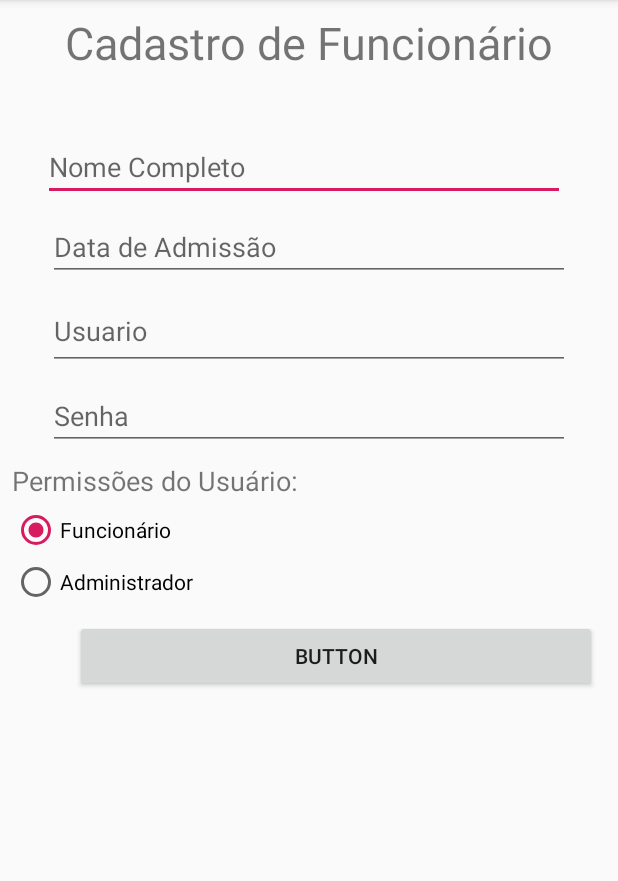
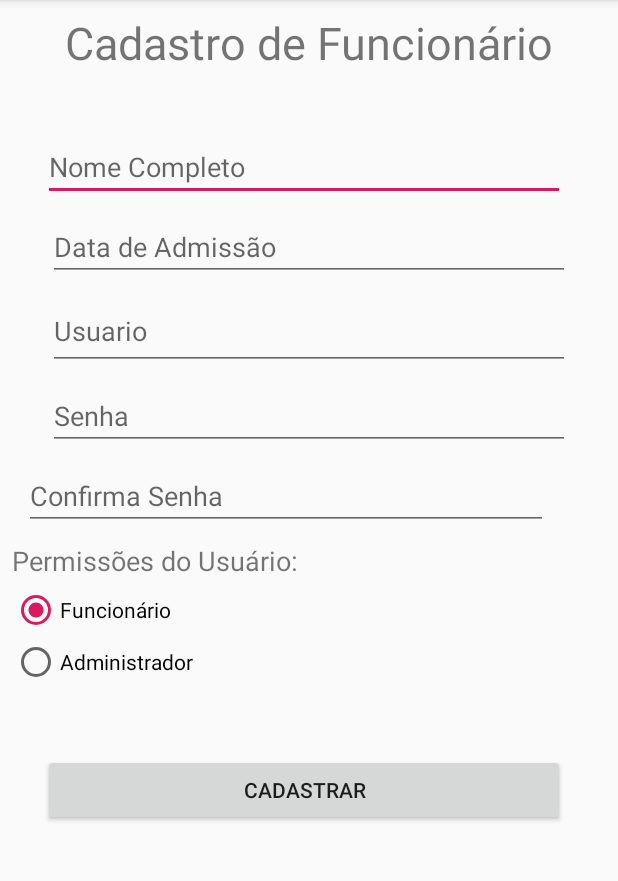
Before and after one commit to mtsrp/tccproject, an Android app: the Cadastrar screen opened directly, with no data from a screen before it, on a phone screen of 412 x 824 dp, the part 84-965 px from its top. Run offline under Robolectric (Android 15) with nearby library versions, the phone set to English and light mode, and no system bars.

Commit message:
alteração no cadastro.java

```diff
--- a/Gerenc_fazenda/app/src/main/java/com/software/engenharia/gerenc_fazenda/Cadastrar.java
+++ b/Gerenc_fazenda/app/src/main/java/com/software/engenharia/gerenc_fazenda/Cadastrar.java
@@ -2,13 +2,36 @@ package com.software.engenharia.gerenc_fazenda;
 
 import android.support.v7.app.AppCompatActivity;
 import android.os.Bundle;
+import android.view.View;
+import android.widget.Button;
+import android.widget.EditText;
+import android.widget.RadioButton;
 
 public class Cadastrar extends AppCompatActivity {
+
+    Button Cadastra;
+    EditText Nome, DtaAdmi, Usuario, Senha;
+    RadioButton Fun, Adm;
 
     @Override
     protected void onCreate(Bundle savedInstanceState) {
         super.onCreate(savedInstanceState);
         setContentView(R.layout.cadastrar);
 
+
+        //Instancia e Função 'ao clicar' do Botão de Cadastro
+        Cadastra = (Button) findViewById(R.id.btnCadastra);
+        Cadastra.setOnClickListener(new View.OnClickListener() {
+            @Override
+            public void onClick(View v) {
+                //Verificar se o nome de usuário está disponivel
+
+                //Vai pegar os dados digitados e mandar para o .php realizar o cadastro das informações no banco
+
+
+            }
+        });
+
+
     }
 }
--- a/Gerenc_fazenda/app/src/main/res/layout/cadastrar.xml
+++ b/Gerenc_fazenda/app/src/main/res/layout/cadastrar.xml
@@ -55,6 +55,20 @@
         app:layout_constraintStart_toStartOf="parent"
         app:layout_constraintTop_toBottomOf="@+id/txt_Usuario" />
 
+    <EditText
+        android:id="@+id/txtConfSenha"
+        android:layout_width="349dp"
+        android:layout_height="wrap_content"
+        android:layout_marginStart="16dp"
+        android:layout_marginTop="8dp"
+        android:ems="10"
+        android:hint="Confirma Senha"
+        android:inputType="textPassword"
+        app:layout_constraintEnd_toEndOf="parent"
+        app:layout_constraintHorizontal_bias="0.0"
+        app:layout_constraintStart_toStartOf="parent"
+        app:layout_constraintTop_toBottomOf="@+id/txt_Senha" />
+
     <RadioGroup
         android:id="@+id/rdngroup_Permissoes"
         android:layout_width="0dp"
@@ -82,13 +96,13 @@
     </RadioGroup>
 
     <Button
-        android:id="@+id/button2"
+        android:id="@+id/btnCadastra"
         android:layout_width="348dp"
         android:layout_height="wrap_content"
-        android:layout_marginTop="8dp"
-        android:text="Button"
+        android:layout_marginTop="44dp"
+        android:text="Cadastrar"
         app:layout_constraintEnd_toEndOf="parent"
-        app:layout_constraintHorizontal_bias="0.777"
+        app:layout_constraintHorizontal_bias="0.444"
         app:layout_constraintStart_toStartOf="parent"
         app:layout_constraintTop_toBottomOf="@+id/rdngroup_Permissoes" />
 
@@ -112,5 +126,5 @@
         android:text="Permissões do Usuário:"
         android:textSize="18sp"
         app:layout_constraintStart_toStartOf="@+id/rdngroup_Permissoes"
-        app:layout_constraintTop_toBottomOf="@+id/txt_Senha" />
+        app:layout_constraintTop_toBottomOf="@+id/txtConfSenha" />
 </android.support.constraint.ConstraintLayout>
```
